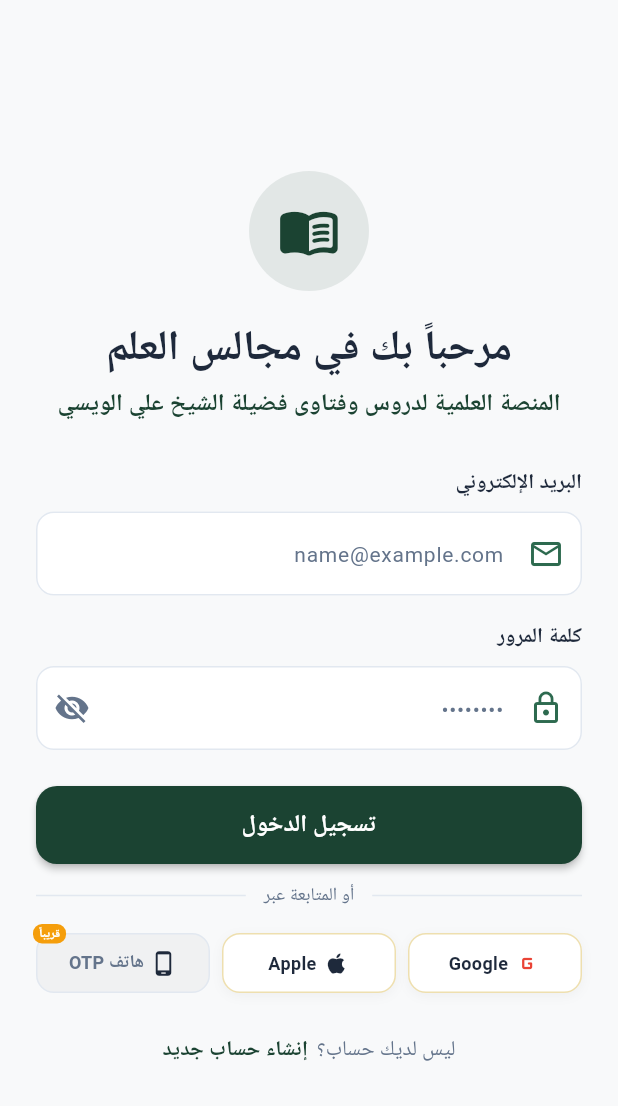
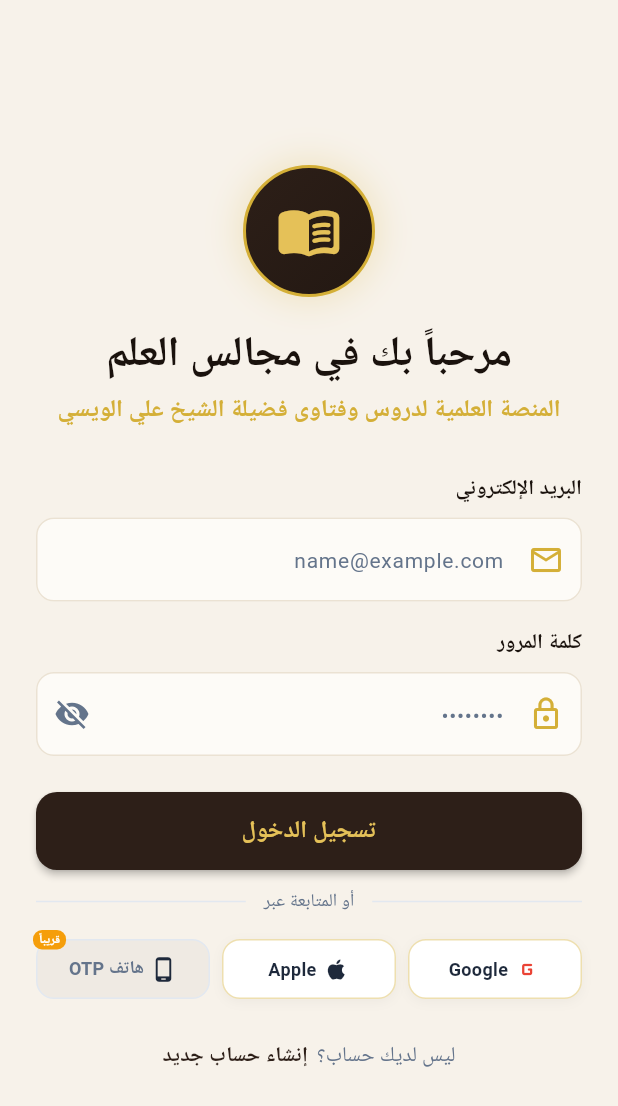
Before and after one commit to salihnet199/Majalis-Al-Elm, a Flutter app: the screen it shows after launch, on a phone screen of 412 x 824 dp. Shown: the top 1106 px of the screen. Run offline on Flutter 3.47's test engine with Material 3 defaults, Android fonts, the phone set to English and light mode, and no system bars; our stand-ins replace dio, equatable, firebase_core, firebase_messaging, flutter_local_notifications, flutter_riverpod and 5 more; missing offline and left inert: pdfx; accounts and stored records are empty; generated files the repository leaves out were written again; network calls fail; Roboto replaces fonts that are missing (Aref Ruqaa, Cairo).

Commit message:
style(mobile): apply heritage visual identity — mocha brown + antique gold (مهمة العرض البصري)
Replace the legacy emerald green (#1B4332) palette with the approved visual
identity: Warm Mocha Brown + Antique Gold + Aref Ruqaa calligraphy.

── app_colors.dart ──────────────────────────────────────────────────────────
- AppColors.primary    → mocha800 (#2D1F18) — warm espresso brown
- AppColors.primaryLight → gold500 (#D4AF37) — antique gold accents
- AppColors.primaryDark  → mocha950 (#1A120D) — deep mocha backgrounds
- All mocha + cream + gold tokens were already defined; only the 'primary'
  alias was pointing at the old green. This single change propagates to all
  six screen files that reference AppColors.primary without touching them.

── app_theme.dart ────────────────────────────────────────────────────────────
- lightTheme ColorScheme: mocha800 primary, gold400 onPrimary, cream50 surface
- darkTheme ColorScheme: gold500 primary, mocha950 onPrimary, mocha900 surface
- AppBar: mocha800/mocha900 background, gold400 foreground, Aref Ruqaa title
- ElevatedButton: mocha800 bg + gold400 fg (light) / gold500 bg + mocha950 fg (dark)
- Card: cream50/mocha900 with cream200/gold500 border at 20% opacity
- InputDecoration: cream200/gold500 borders, cream400 hint color

── login_screen.dart ────────────────────────────────────────────────────────
- Logo container: mocha gradient circle with 2px gold border + gold glow shadow
- welcomeSubtitle (Sheikh name): AppColors.gold500 (was AppColors.primary green)

React Admin: No changes needed — theme.config.ts + theme.constants.ts + index.css
were already fully implementing the mocha+gold identity (verified via browser
screenshot at localhost:4200/login: dark mocha bg, Aref Ruqaa titles, gold CTA).

```diff
--- a/apps/mobile/lib/core/theme/app_colors.dart
+++ b/apps/mobile/lib/core/theme/app_colors.dart
@@ -3,11 +3,11 @@ import 'package:flutter/material.dart';
 class AppColors {
   AppColors._();
 
-  // Primary - Elegant Deep Emerald & Golden hues for Islamic & Educational aesthetics
-  static const Color primary = Color(0xFF1B4332);
-  static const Color primaryLight = Color(0xFF2D6A4F);
-  static const Color primaryDark = Color(0xFF081C15);
-
+  // Primary — Heritage Mocha Brown & Antique Gold (الهوية البصرية الجديدة، قرار 2026-08-24)
+  // ملاحظة: الأخضر #1B4332 كان الهوية القديمة — أُستبدل بالكامل
+  static const Color primary = mocha800;      // #2D1F18 — البني الدافئ الرئيسي
+  static const Color primaryLight = gold500;  // #D4AF37 — الذهبي للـaccents الفاتحة
+  static const Color primaryDark = mocha950;  // #1A120D — الموكا العميق للخلفيات
   // Secondary - Accent Gold
   static const Color secondary = Color(0xFFD4AF37);
   static const Color secondaryLight = Color(0xFFF3E5AB);
--- a/apps/mobile/lib/core/theme/app_theme.dart
+++ b/apps/mobile/lib/core/theme/app_theme.dart
@@ -10,33 +10,43 @@ class AppTheme {
       useMaterial3: true,
       brightness: Brightness.light,
       colorScheme: const ColorScheme.light(
-        primary: AppColors.primary,
-        onPrimary: Colors.white,
-        secondary: AppColors.secondary,
-        onSecondary: Colors.black,
-        surface: AppColors.surfaceLight,
-        onSurface: AppColors.textPrimaryLight,
+        // الهوية البصرية: بني موكا دافئ + ذهبي عتيق (قرار 2026-08-24)
+        // AppColors.primary (أخضر #1B4332) كان الهوية القديمة — مُستبدَل
+        primary: AppColors.mocha800,
+        onPrimary: AppColors.gold400,
+        primaryContainer: AppColors.cream100,
+        onPrimaryContainer: AppColors.mocha950,
+        secondary: AppColors.gold500,
+        onSecondary: AppColors.mocha950,
+        secondaryContainer: AppColors.gold300,
+        onSecondaryContainer: AppColors.mocha800,
+        surface: AppColors.cream50,
+        onSurface: AppColors.mocha950,
+        surfaceContainerHighest: AppColors.cream200,
         error: AppColors.error,
         onError: Colors.white,
       ),
-      scaffoldBackgroundColor: AppColors.bgLight,
+      scaffoldBackgroundColor: AppColors.cream100,
       appBarTheme: AppBarTheme(
-        backgroundColor: AppColors.surfaceLight,
-        foregroundColor: AppColors.textPrimaryLight,
+        backgroundColor: AppColors.mocha800,
+        foregroundColor: AppColors.gold400,
         elevation: 0,
         centerTitle: true,
-        titleTextStyle: AppTypography.titleLarge.copyWith(color: AppColors.textPrimaryLight),
+        titleTextStyle: AppTypography.brandTitle.copyWith(color: AppColors.gold400),
       ),
       cardTheme: CardThemeData(
-        color: AppColors.surfaceLight,
+        color: AppColors.cream50,
         elevation: 2,
-        shadowColor: Colors.black.withAlpha((0.06 * 255).toInt()),
-        shape: RoundedRectangleBorder(borderRadius: BorderRadius.circular(16)),
+        shadowColor: AppColors.mocha950.withAlpha((0.08 * 255).toInt()),
+        shape: RoundedRectangleBorder(
+          borderRadius: BorderRadius.circular(16),
+          side: const BorderSide(color: AppColors.cream200, width: 1),
+        ),
       ),
       elevatedButtonTheme: ElevatedButtonThemeData(
         style: ElevatedButton.styleFrom(
-          backgroundColor: AppColors.primary,
-          foregroundColor: Colors.white,
+          backgroundColor: AppColors.mocha800,
+          foregroundColor: AppColors.gold400,
           elevation: 2,
           minimumSize: const Size.fromHeight(52),
           shape: RoundedRectangleBorder(borderRadius: BorderRadius.circular(14)),
@@ -45,24 +55,25 @@ class AppTheme {
       ),
       inputDecorationTheme: InputDecorationTheme(
         filled: true,
-        fillColor: AppColors.surfaceLight,
+        fillColor: AppColors.cream50,
         border: OutlineInputBorder(
           borderRadius: BorderRadius.circular(12),
-          borderSide: const BorderSide(color: AppColors.borderLight),
+          borderSide: const BorderSide(color: AppColors.cream200),
         ),
         enabledBorder: OutlineInputBorder(
           borderRadius: BorderRadius.circular(12),
-          borderSide: const BorderSide(color: AppColors.borderLight),
+          borderSide: const BorderSide(color: AppColors.cream200),
         ),
         focusedBorder: OutlineInputBorder(
           borderRadius: BorderRadius.circular(12),
-          borderSide: const BorderSide(color: AppColors.primary, width: 2),
+          borderSide: const BorderSide(color: AppColors.gold500, width: 2),
         ),
         errorBorder: OutlineInputBorder(
           borderRadius: BorderRadius.circular(12),
           borderSide: const BorderSide(color: AppColors.error),
         ),
         contentPadding: const EdgeInsets.symmetric(horizontal: 16, vertical: 16),
+        hintStyle: const TextStyle(color: AppColors.cream400),
       ),
     );
   }
@@ -72,59 +83,69 @@ class AppTheme {
       useMaterial3: true,
       brightness: Brightness.dark,
       colorScheme: const ColorScheme.dark(
-        primary: AppColors.primaryLight,
-        onPrimary: Colors.white,
-        secondary: AppColors.secondary,
-        onSecondary: Colors.black,
-        surface: AppColors.surfaceDark,
-        onSurface: AppColors.textPrimaryDark,
+        // Dark: موكا عميق + ذهبي ساطع
+        primary: AppColors.gold500,
+        onPrimary: AppColors.mocha950,
+        primaryContainer: AppColors.mocha800,
+        onPrimaryContainer: AppColors.gold300,
+        secondary: AppColors.gold400,
+        onSecondary: AppColors.mocha950,
+        secondaryContainer: AppColors.mocha700,
+        onSecondaryContainer: AppColors.gold300,
+        surface: AppColors.mocha900,
+        onSurface: AppColors.cream100,
+        surfaceContainerHighest: AppColors.mocha800,
         error: AppColors.error,
         onError: Colors.white,
       ),
-      scaffoldBackgroundColor: AppColors.bgDark,
+      scaffoldBackgroundColor: AppColors.mocha950,
       appBarTheme: AppBarTheme(
-        backgroundColor: AppColors.surfaceDark,
-        foregroundColor: AppColors.textPrimaryDark,
+        backgroundColor: AppColors.mocha900,
+        foregroundColor: AppColors.gold400,
         elevation: 0,
         centerTitle: true,
-        titleTextStyle: AppTypography.titleLarge.copyWith(color: AppColors.textPrimaryDark),
+        titleTextStyle: AppTypography.brandTitle.copyWith(color: AppColors.gold400),
       ),
       cardTheme: CardThemeData(
-        color: AppColors.surfaceDark,
+        color: AppColors.mocha900,
         elevation: 3,
-        shadowColor: Colors.black.withAlpha((0.3 * 255).toInt()),
-        shape: RoundedRectangleBorder(borderRadius: BorderRadius.circular(16)),
+        shadowColor: Colors.black.withAlpha((0.4 * 255).toInt()),
+        shape: RoundedRectangleBorder(
+          borderRadius: BorderRadius.circular(16),
+          side: BorderSide(color: AppColors.gold500.withAlpha((0.2 * 255).toInt()), width: 1),
+        ),
       ),
       elevatedButtonTheme: ElevatedButtonThemeData(
         style: ElevatedButton.styleFrom(
-          backgroundColor: AppColors.primaryLight,
-          foregroundColor: Colors.white,
+          backgroundColor: AppColors.gold500,
+          foregroundColor: AppColors.mocha950,
           elevation: 2,
           minimumSize: const Size.fromHeight(52),
           shape: RoundedRectangleBorder(borderRadius: BorderRadius.circular(14)),
-          textStyle: AppTypography.labelLarge.copyWith(fontSize: 16),
+          textStyle: AppTypography.labelLarge.copyWith(fontSize: 16, fontWeight: FontWeight.bold),
         ),
       ),
       inputDecorationTheme: InputDecorationTheme(
         filled: true,
-        fillColor: AppColors.surfaceDark,
+        fillColor: AppColors.mocha900,
         border: OutlineInputBorder(
           borderRadius: BorderRadius.circular(12),
-          borderSide: const BorderSide(color: AppColors.borderDark),
+          borderSide: BorderSide(color: AppColors.gold500.withAlpha((0.3 * 255).toInt())),
         ),
         enabledBorder: OutlineInputBorder(
           borderRadius: BorderRadius.circular(12),
-          borderSide: const BorderSide(color: AppColors.borderDark),
+          borderSide: BorderSide(color: AppColors.gold500.withAlpha((0.25 * 255).toInt())),
         ),
         focusedBorder: OutlineInputBorder(
           borderRadius: BorderRadius.circular(12),
-          borderSide: const BorderSide(color: AppColors.primaryLight, width: 2),
+          borderSide: const BorderSide(color: AppColors.gold500, width: 2),
         ),
         errorBorder: OutlineInputBorder(
           borderRadius: BorderRadius.circular(12),
           borderSide: const BorderSide(color: AppColors.error),
         ),
         contentPadding: const EdgeInsets.symmetric(horizontal: 16, vertical: 16),
+        hintStyle: const TextStyle(color: AppColors.cream400),
       ),
     );
   }
--- a/apps/mobile/lib/features/auth/presentation/login_screen.dart
+++ b/apps/mobile/lib/features/auth/presentation/login_screen.dart
@@ -56,16 +56,28 @@ class _LoginScreenState extends ConsumerState<LoginScreen> {
                   // Logo & Header
                   Center(
                     child: Container(
-                      width: 80,
-                      height: 80,
+                      width: 88,
+                      height: 88,
                       decoration: BoxDecoration(
-                        color: AppColors.primary.withAlpha(25),
+                        gradient: const LinearGradient(
+                          colors: [AppColors.mocha800, AppColors.mocha900],
+                          begin: Alignment.topLeft,
+                          end: Alignment.bottomRight,
+                        ),
                         shape: BoxShape.circle,
+                        border: Border.all(color: AppColors.gold500, width: 2),
+                        boxShadow: [
+                          BoxShadow(
+                            color: AppColors.gold500.withAlpha(60),
+                            blurRadius: 20,
+                            spreadRadius: 2,
+                          ),
+                        ],
                       ),
                       child: const Icon(
                         Icons.menu_book_rounded,
-                        size: 42,
-                        color: AppColors.primary,
+                        size: 44,
+                        color: AppColors.gold400,
                       ),
                     ),
                   ),
@@ -84,7 +96,7 @@ class _LoginScreenState extends ConsumerState<LoginScreen> {
                     textAlign: TextAlign.center,
                     style: AppTypography.sheikhName.copyWith(
                       fontSize: 16,
-                      color: AppColors.primary,
+                      color: AppColors.gold500,
                     ),
                   ),
                   const SizedBox(height: 32),
```
